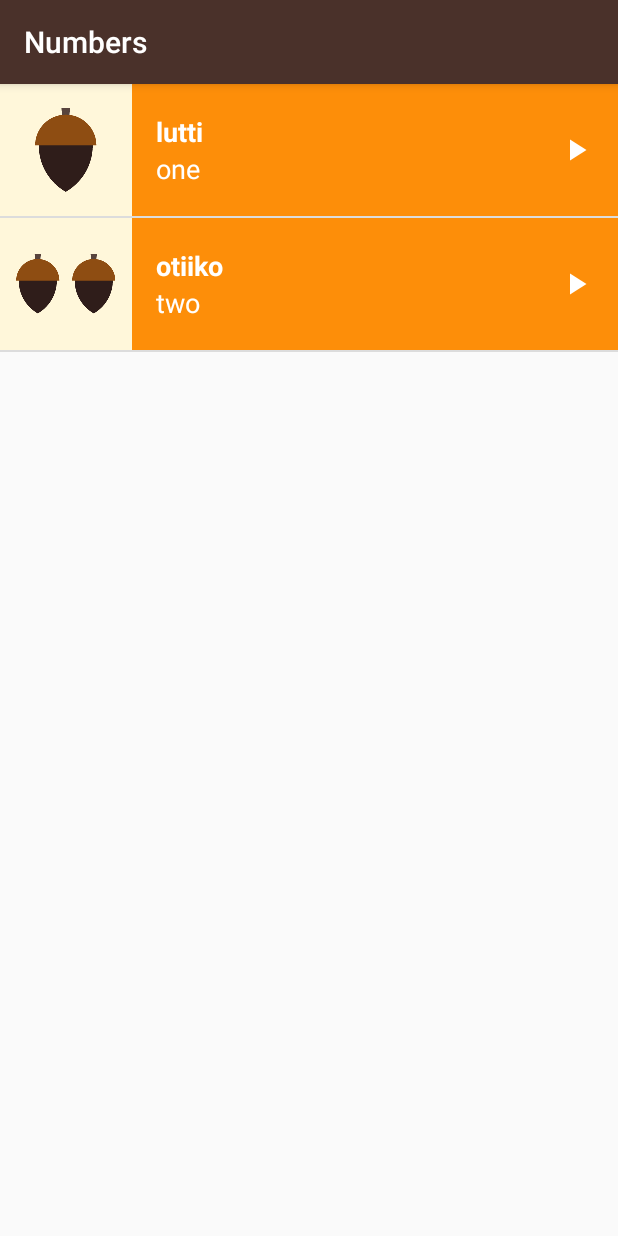
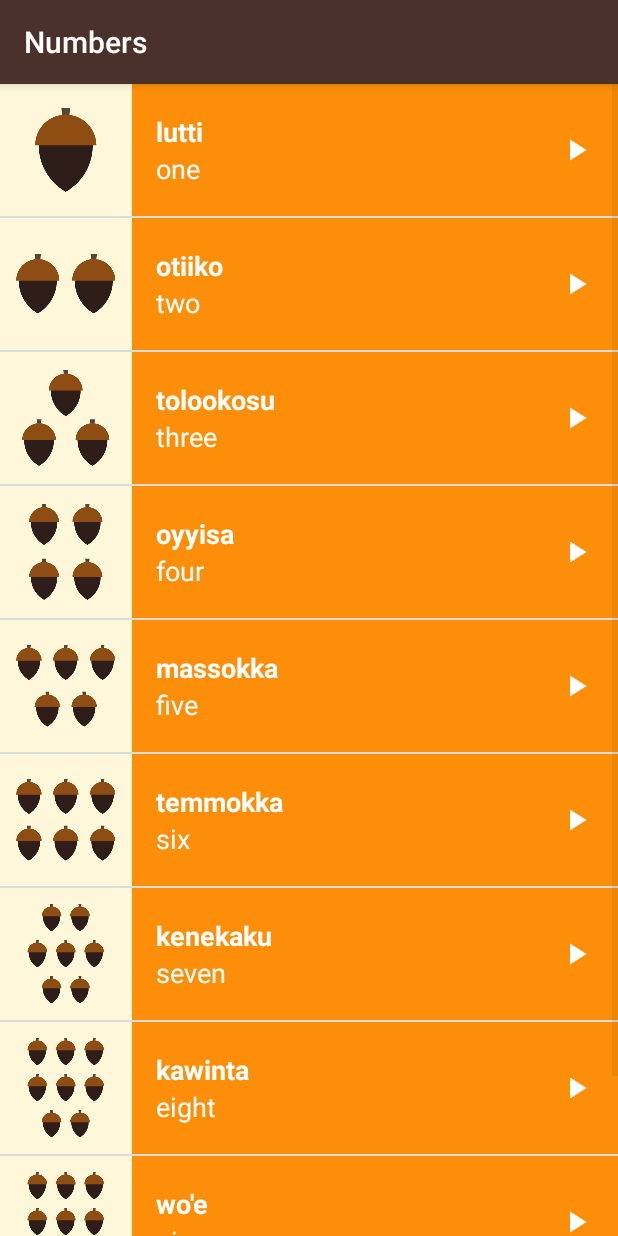
Before and after one commit to anne06/GAB_MultiscreensApp_1_Miwok, an Android app: the NumbersActivity screen opened directly, with no data from a screen before it, on a phone screen of 412 x 824 dp. Run offline under Robolectric (Android 15) with nearby library versions, the phone set to English and light mode, and no system bars.

```diff
--- a/app/src/main/java/com/example/android/miwok/NumbersActivity.java
+++ b/app/src/main/java/com/example/android/miwok/NumbersActivity.java
@@ -68,7 +68,7 @@ public class NumbersActivity extends AppCompatActivity {
         final List<Word> words = new ArrayList<>();
         words.add(new Word("one", "lutti", R.drawable.number_one, R.raw.number_one));
         words.add(new Word("two", "otiiko", R.drawable.number_two, R.raw.number_two));
-      /*  words.add(new Word("three", "tolookosu", R.drawable.number_three, R.raw.number_three));
+        words.add(new Word("three", "tolookosu", R.drawable.number_three, R.raw.number_three));
         words.add(new Word("four", "oyyisa", R.drawable.number_four, R.raw.number_four));
         words.add(new Word("five", "massokka", R.drawable.number_five, R.raw.number_five));
         words.add(new Word("six", "temmokka", R.drawable.number_six, R.raw.number_six));
@@ -76,7 +76,7 @@ public class NumbersActivity extends AppCompatActivity {
         words.add(new Word("eight", "kawinta", R.drawable.number_eight, R.raw.number_eight));
         words.add(new Word("nine", "wo'e", R.drawable.number_nine, R.raw.number_nine));
         words.add(new Word("ten", "na'aacha", R.drawable.number_ten, R.raw.number_ten));
-*/
+
 
         // Create an {@link ArrayAdapter}, whose data source is a list of Strings. The
         // adapter knows how to create layouts for each item in the list, using the
```
